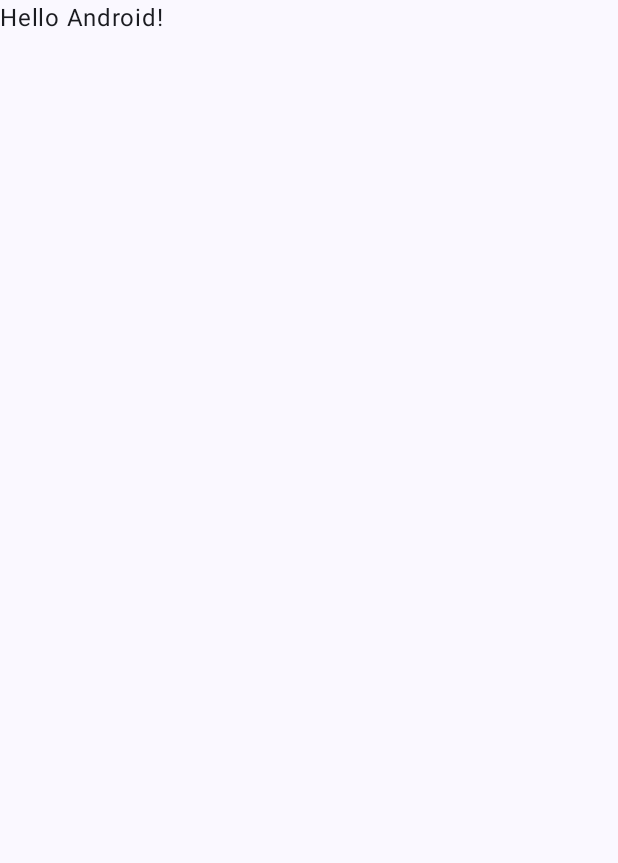
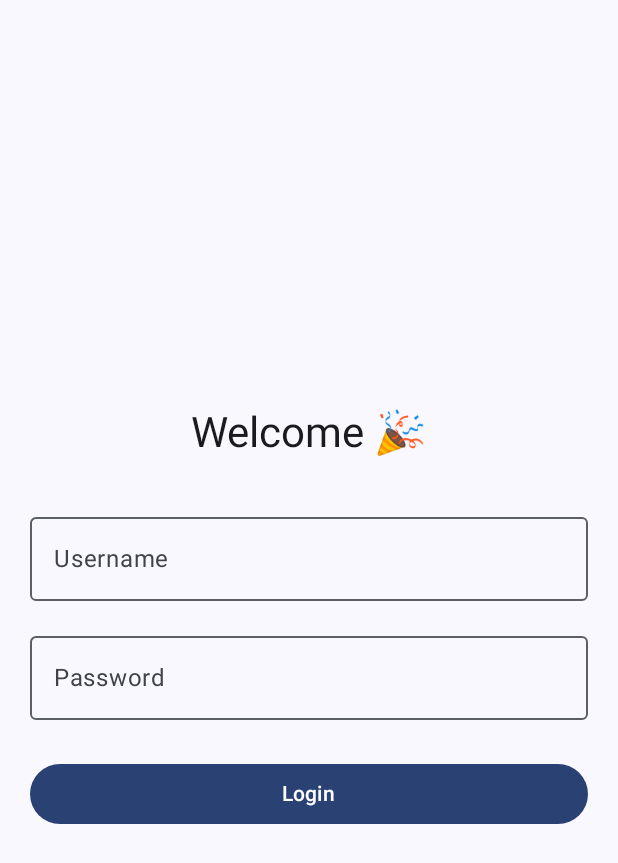
Before and after one commit to Sadhiya0201/MyAndroidApp, an Android app built with Jetpack Compose: the screen it shows after launch (MainActivity), on a phone screen of 412 x 824 dp. Before the commit the part shown is almost empty. Shown: the top 863 px of the screen. Run offline under Robolectric (Android 15) with nearby library versions, the phone set to English and light mode, and no system bars.

Commit message:
Initial commit

```diff
--- a/app/src/main/java/com/example/task1setup/MainActivity.kt
+++ b/app/src/main/java/com/example/task1setup/MainActivity.kt
@@ -4,13 +4,14 @@ import android.os.Bundle
 import androidx.activity.ComponentActivity
 import androidx.activity.compose.setContent
 import androidx.activity.enableEdgeToEdge
-import androidx.compose.foundation.layout.fillMaxSize
-import androidx.compose.foundation.layout.padding
-import androidx.compose.material3.Scaffold
-import androidx.compose.material3.Text
-import androidx.compose.runtime.Composable
+import androidx.compose.foundation.layout.*
+import androidx.compose.material3.*
+import androidx.compose.runtime.*
+import androidx.compose.ui.Alignment
 import androidx.compose.ui.Modifier
+import androidx.compose.ui.text.input.PasswordVisualTransformation
 import androidx.compose.ui.tooling.preview.Preview
+import androidx.compose.ui.unit.dp
 import com.example.task1setup.ui.theme.Task1SetupTheme
 
 class MainActivity : ComponentActivity() {
@@ -19,11 +20,11 @@ class MainActivity : ComponentActivity() {
         enableEdgeToEdge()
         setContent {
             Task1SetupTheme {
-                Scaffold(modifier = Modifier.fillMaxSize()) { innerPadding ->
-                    Greeting(
-                        name = "Android",
-                        modifier = Modifier.padding(innerPadding)
-                    )
+                Surface(
+                    modifier = Modifier.fillMaxSize(),
+                    color = MaterialTheme.colorScheme.background
+                ) {
+                    LoginScreen()
                 }
             }
         }
@@ -31,17 +32,56 @@ class MainActivity : ComponentActivity() {
 }
 
 @Composable
-fun Greeting(name: String, modifier: Modifier = Modifier) {
-    Text(
-        text = "Hello $name!",
-        modifier = modifier
-    )
+fun LoginScreen() {
+    var username by remember { mutableStateOf("") }
+    var password by remember { mutableStateOf("") }
+
+    Column(
+        modifier = Modifier
+            .fillMaxSize()
+            .padding(20.dp),
+        verticalArrangement = Arrangement.Center,
+        horizontalAlignment = Alignment.CenterHorizontally
+    ) {
+        Text(
+            text = "Welcome 🎉",
+            style = MaterialTheme.typography.headlineMedium
+        )
+
+        Spacer(modifier = Modifier.height(30.dp))
+
+        OutlinedTextField(
+            value = username,
+            onValueChange = { username = it },
+            label = { Text("Username") },
+            modifier = Modifier.fillMaxWidth()
+        )
+
+        Spacer(modifier = Modifier.height(15.dp))
+
+        OutlinedTextField(
+            value = password,
+            onValueChange = { password = it },
+            label = { Text("Password") },
+            visualTransformation = PasswordVisualTransformation(),
+            modifier = Modifier.fillMaxWidth()
+        )
+
+        Spacer(modifier = Modifier.height(25.dp))
+
+        Button(
+            onClick = { /* Future login action */ },
+            modifier = Modifier.fillMaxWidth()
+        ) {
+            Text("Login")
+        }
+    }
 }
 
 @Preview(showBackground = true)
 @Composable
-fun GreetingPreview() {
+fun PreviewLoginScreen() {
     Task1SetupTheme {
-        Greeting("Android")
+        LoginScreen()
     }
 }
```
